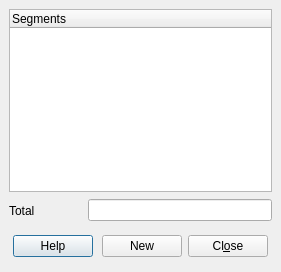
The window that qgis/src/ui/qgsmeasurebase.ui (sourcepole/qgis) describes before a commit, drawn with Qt 5.
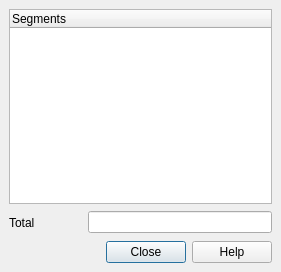
The same window after the commit. Icons and pictures are not drawn.

Commit message: replace context help ids with classnames

Diff of the .ui file:
```diff
--- a/qgis/src/ui/qgsmeasurebase.ui
+++ b/qgis/src/ui/qgsmeasurebase.ui
@@ -91,65 +91,12 @@
      </column>
     </widget>
    </item>
-   <item row="2" column="0" colspan="3">
-    <layout class="QHBoxLayout">
-     <property name="spacing">
-      <number>6</number>
+   <item row="2" column="2">
+    <widget class="QDialogButtonBox" name="buttonBox">
+     <property name="standardButtons">
+      <set>QDialogButtonBox::Close|QDialogButtonBox::Help</set>
      </property>
-     <property name="margin">
-      <number>4</number>
-     </property>
-     <item>
-      <widget class="QPushButton" name="btnHelp">
-       <property name="text">
-        <string>Help</string>
-       </property>
-      </widget>
-     </item>
-     <item>
-      <spacer name="horizontalSpacer">
-       <property name="orientation">
-        <enum>Qt::Horizontal</enum>
-       </property>
-       <property name="sizeHint" stdset="0">
-        <size>
-         <width>40</width>
-         <height>20</height>
-        </size>
-       </property>
-      </spacer>
-     </item>
-     <item>
-      <spacer>
-       <property name="orientation">
-        <enum>Qt::Horizontal</enum>
-       </property>
-       <property name="sizeType">
-        <enum>QSizePolicy::Expanding</enum>
-       </property>
-       <property name="sizeHint" stdset="0">
-        <size>
-         <width>30</width>
-         <height>26</height>
-        </size>
-       </property>
-      </spacer>
-     </item>
-     <item>
-      <widget class="QPushButton" name="mRestartButton">
-       <property name="text">
-        <string>New</string>
-       </property>
-      </widget>
-     </item>
-     <item>
-      <widget class="QPushButton" name="mCloseButton">
-       <property name="text">
-        <string>Cl&amp;ose</string>
-       </property>
-      </widget>
-     </item>
-    </layout>
+    </widget>
    </item>
   </layout>
  </widget>
```
Left out of the diff: 3 changed lines with no effect on the pictures. The commit also changes 153 other files.
